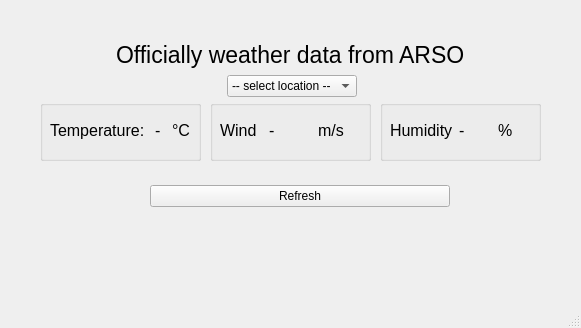
Before: the Qt Designer form GUI.ui in DavidTheArduinoFighter/RLS_Weather, drawn with Qt 5.
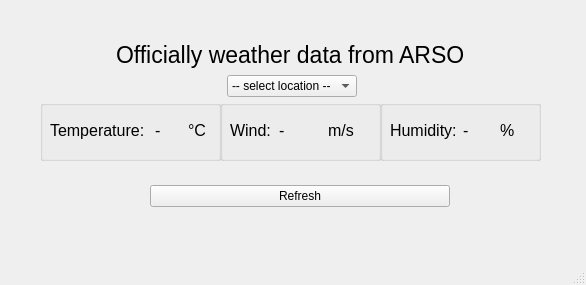
After: the same form once the commit is applied.

Diff of the .ui file:
```diff
--- a/GUI.ui
+++ b/GUI.ui
@@ -6,8 +6,8 @@
    <rect>
     <x>0</x>
     <y>0</y>
-    <width>581</width>
-    <height>328</height>
+    <width>586</width>
+    <height>285</height>
    </rect>
   </property>
   <property name="windowTitle">
@@ -167,37 +167,16 @@
      <rect>
       <x>40</x>
       <y>100</y>
-      <width>161</width>
+      <width>181</width>
       <height>61</height>
      </rect>
     </property>
-   </widget>
-   <widget class="QGroupBox" name="groupBox_2">
-    <property name="geometry">
-     <rect>
-      <x>210</x>
-      <y>100</y>
-      <width>161</width>
-      <height>61</height>
-     </rect>
-    </property>
-   </widget>
-   <widget class="QGroupBox" name="groupBox_3">
-    <property name="geometry">
-     <rect>
-      <x>380</x>
-      <y>100</y>
-      <width>161</width>
-      <height>61</height>
-     </rect>
-    </property>
-   </widget>
    <widget class="QWidget" name="horizontalLayoutWidget">
     <property name="geometry">
      <rect>
-      <x>50</x>
-      <y>110</y>
-      <width>140</width>
+       <x>10</x>
+       <y>10</y>
+       <width>165</width>
       <height>41</height>
      </rect>
     </property>
@@ -240,59 +219,21 @@
      </item>
     </layout>
    </widget>
-   <widget class="QWidget" name="horizontalLayoutWidget_3">
-    <property name="geometry">
-     <rect>
-      <x>390</x>
-      <y>110</y>
-      <width>141</width>
-      <height>41</height>
-     </rect>
-    </property>
-    <layout class="QHBoxLayout" name="horizontalLayout_humidity">
-     <item>
-      <widget class="QLabel" name="label_humidity">
-       <property name="font">
-        <font>
-         <pointsize>12</pointsize>
-        </font>
-       </property>
-       <property name="text">
-        <string>Humidity</string>
-       </property>
-      </widget>
-     </item>
-     <item>
-      <widget class="QLabel" name="label_humidity_value">
-       <property name="font">
-        <font>
-         <pointsize>12</pointsize>
-        </font>
-       </property>
-       <property name="text">
-        <string>-</string>
-       </property>
-      </widget>
-     </item>
-     <item>
-      <widget class="QLabel" name="label_humidity_percentage">
-       <property name="font">
-        <font>
-         <pointsize>12</pointsize>
-        </font>
-       </property>
-       <property name="text">
-        <string>%</string>
-       </property>
-      </widget>
-     </item>
-    </layout>
-   </widget>
-   <widget class="QWidget" name="horizontalLayoutWidget_2">
+   </widget>
+   <widget class="QGroupBox" name="groupBox_2">
     <property name="geometry">
      <rect>
       <x>220</x>
-      <y>110</y>
+      <y>100</y>
+      <width>161</width>
+      <height>61</height>
+     </rect>
+    </property>
+    <widget class="QWidget" name="horizontalLayoutWidget_2">
+     <property name="geometry">
+      <rect>
+       <x>10</x>
+       <y>10</y>
       <width>141</width>
       <height>41</height>
      </rect>
@@ -306,7 +247,7 @@
         </font>
        </property>
        <property name="text">
-        <string>Wind</string>
+         <string>Wind:</string>
        </property>
       </widget>
      </item>
@@ -337,6 +278,65 @@
     </layout>
    </widget>
   </widget>
+   <widget class="QGroupBox" name="groupBox_3">
+    <property name="geometry">
+     <rect>
+      <x>380</x>
+      <y>100</y>
+      <width>161</width>
+      <height>61</height>
+     </rect>
+    </property>
+    <widget class="QWidget" name="horizontalLayoutWidget_3">
+     <property name="geometry">
+      <rect>
+       <x>10</x>
+       <y>10</y>
+       <width>141</width>
+       <height>41</height>
+      </rect>
+     </property>
+     <layout class="QHBoxLayout" name="horizontalLayout_humidity">
+      <item>
+       <widget class="QLabel" name="label_humidity">
+        <property name="font">
+         <font>
+          <pointsize>12</pointsize>
+         </font>
+        </property>
+        <property name="text">
+         <string>Humidity:</string>
+        </property>
+       </widget>
+      </item>
+      <item>
+       <widget class="QLabel" name="label_humidity_value">
+        <property name="font">
+         <font>
+          <pointsize>12</pointsize>
+         </font>
+        </property>
+        <property name="text">
+         <string>-</string>
+        </property>
+       </widget>
+      </item>
+      <item>
+       <widget class="QLabel" name="label_humidity_percentage">
+        <property name="font">
+         <font>
+          <pointsize>12</pointsize>
+         </font>
+        </property>
+        <property name="text">
+         <string>%</string>
+        </property>
+       </widget>
+      </item>
+     </layout>
+    </widget>
+   </widget>
+  </widget>
   <widget class="QMenuBar" name="menubar">
    <property name="geometry">
     <rect>
```
Left out of the diff: 2 changed lines with no effect on the pictures. Lines whose indentation alone changed are shown as unchanged.
